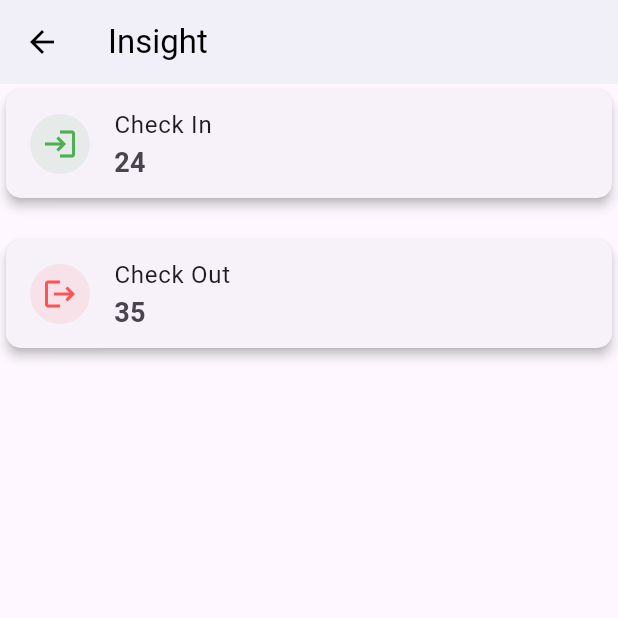
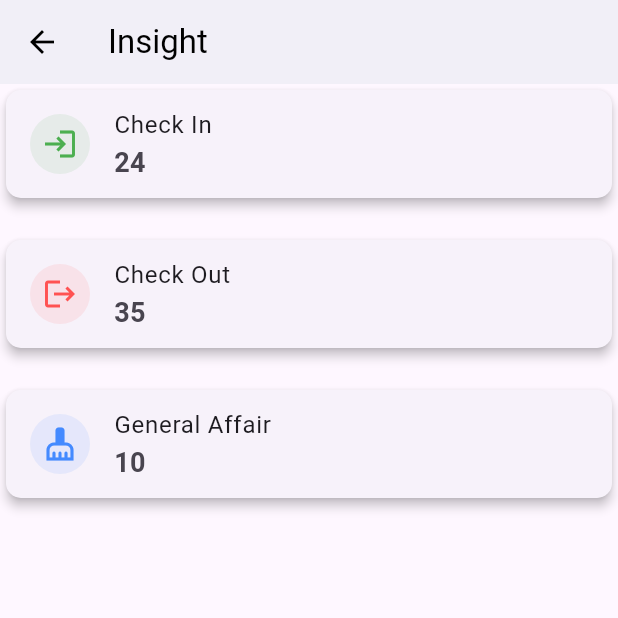
Before and after one commit to 221110383-Shefanny/Penthouse, a Flutter app: the InsightPage screen opened directly, on a phone screen of 412 x 824 dp, the top half of it. Run offline on Flutter 3.47's test engine with Material 3 defaults, Android fonts, the phone set to English and light mode, and no system bars; our stand-ins replace image_picker; missing offline and left inert: dart:html.

Commit message:
ini iventory

```diff
--- a/lib/pages/insight.dart
+++ b/lib/pages/insight.dart
@@ -1,6 +1,7 @@
 import 'package:flutter/material.dart';
 import 'package:flutter_application_9/pages/Check_in.dart';
 import 'package:flutter_application_9/pages/Check_out.dart';
+import 'package:flutter_application_9/pages/general_affairhistory.dart';
 
 class InsightPage extends StatelessWidget {
   const InsightPage({super.key});
@@ -35,6 +36,16 @@ class InsightPage extends StatelessWidget {
               color: Colors.redAccent,
               onPressed: () {
                 _navigateToPage(context, const CheckOutPage());
+              },
+            ),
+            const SizedBox(height: 20),
+            _buildInsightCard(
+              title: "General Affair",
+              value: "10",
+              icon: Icons.cleaning_services,
+              color: Colors.blueAccent,
+              onPressed: () {
+                _navigateToPage(context, const GeneralAffairhistory());
               },
             ),
           ],
```
Also changed, not shown: lib/pages/general_affairhistory.dart (added, +29 -0 lines).
